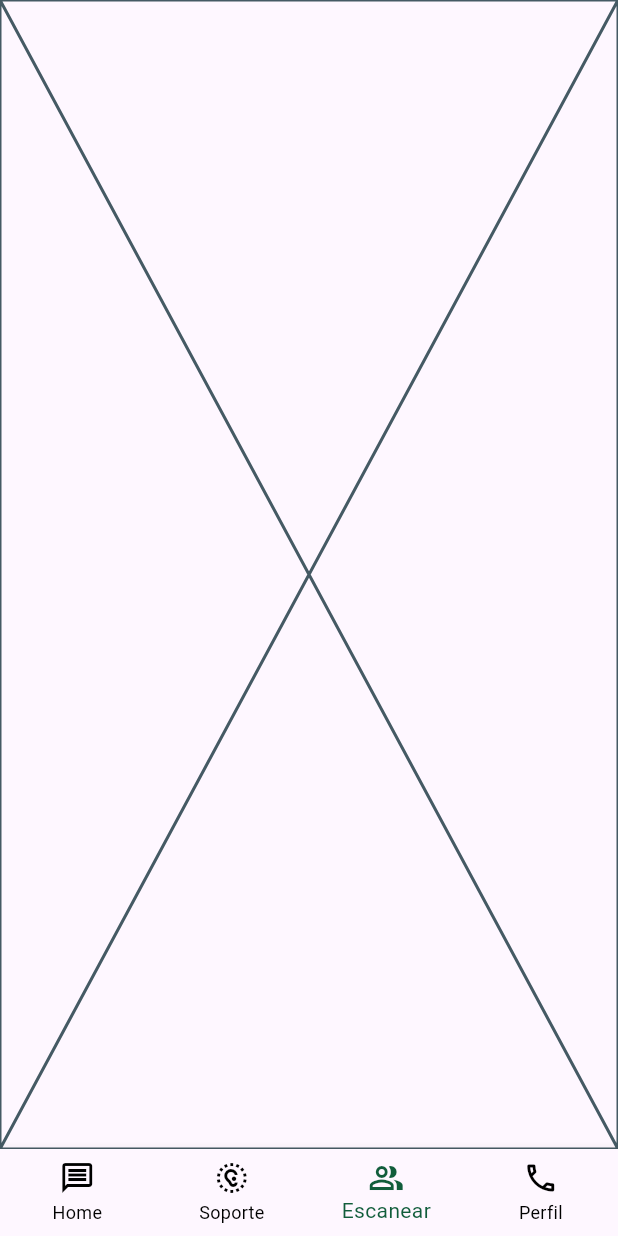
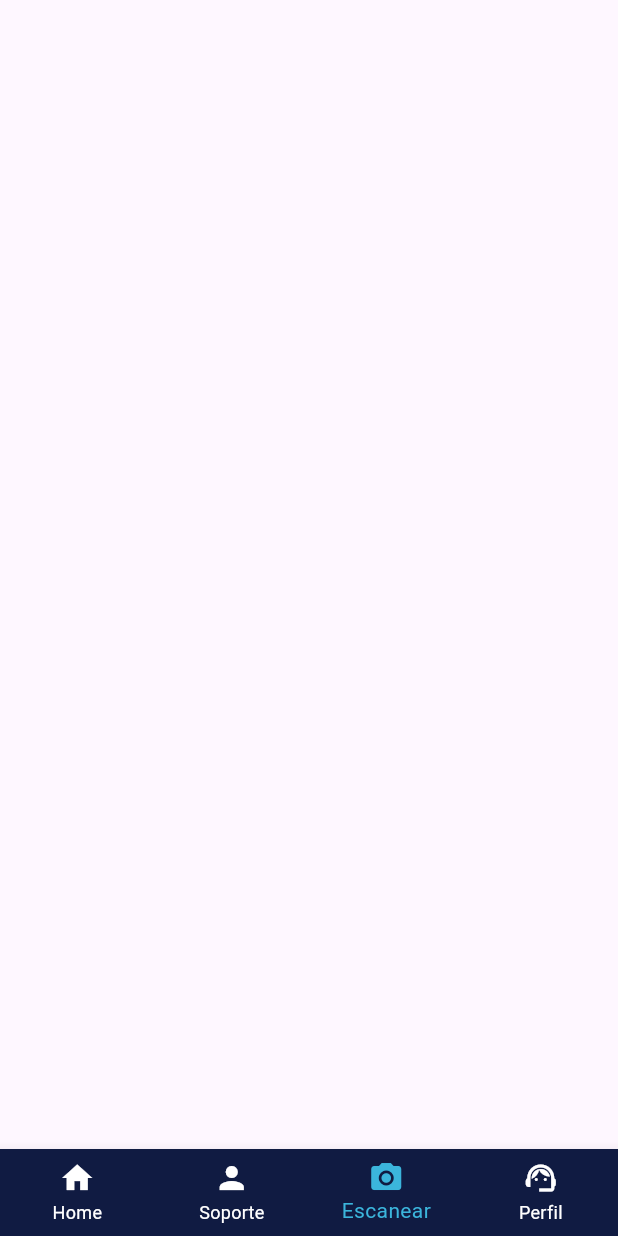
Before and after one commit to Diegdary/zerowaste, a Flutter app: the screen it shows after launch, item 3 of the bottom bar chosen, on a phone screen of 412 x 824 dp. Run offline on Flutter 3.47's test engine with Material 3 defaults, Android fonts, the phone set to English and light mode, and no system bars.

Commit message:
falta home y la camara

```diff
--- a/gestion_final/lib/screens/MyHomePage.dart
+++ b/gestion_final/lib/screens/MyHomePage.dart
@@ -27,30 +27,31 @@ class _HomeState extends State<Home> {
     return Scaffold(
       body: screens[currentIndex],
       bottomNavigationBar: BottomNavigationBar(
+          backgroundColor: Color(0xff101b42),
           currentIndex: currentIndex,
           type: BottomNavigationBarType.fixed,
-          unselectedItemColor: Color(0xFF000000),
-          selectedItemColor: Color(0xFF115d3b),
+          unselectedItemColor: Color(0xFFFFFFFF),
+          selectedItemColor: Color(0xFF3bb5dc),
           onTap: (index) => setState(() {
                 currentIndex = index;
               }),
           items: [
             BottomNavigationBarItem(
               icon: Icon(
-                Icons.message_outlined,
+                Icons.home,
               ),
               label: "Home",
             ),
             BottomNavigationBarItem(
-              icon: Icon(Icons.noise_aware),
+              icon: Icon(Icons.person),
               label: "Soporte",
             ),
             BottomNavigationBarItem(
-              icon: Icon(Icons.people_alt_outlined),
+              icon: Icon(Icons.camera_alt),
               label: "Escanear",
             ),
             BottomNavigationBarItem(
-              icon: Icon(Icons.phone_outlined),
+              icon: Icon(Icons.support_agent),
               label: "Perfil",
             ),
           ]),
--- a/gestion_final/lib/screens/Scan.dart
+++ b/gestion_final/lib/screens/Scan.dart
@@ -10,6 +10,6 @@ class Scancam extends StatefulWidget {
 class _ScancamState extends State<Scancam> {
   @override
   Widget build(BuildContext context) {
-    return const Placeholder();
+    return const Scaffold();
   }
 }
--- a/gestion_final/lib/widgets/MyApp.dart
+++ b/gestion_final/lib/widgets/MyApp.dart
@@ -9,6 +9,7 @@ class MyApp extends StatelessWidget {
   Widget build(BuildContext context) {
     return MaterialApp(
       title: 'Flutter Demo',
+      debugShowCheckedModeBanner: false,
       theme: ThemeData(
         // This is the theme of your application.
         //
```
